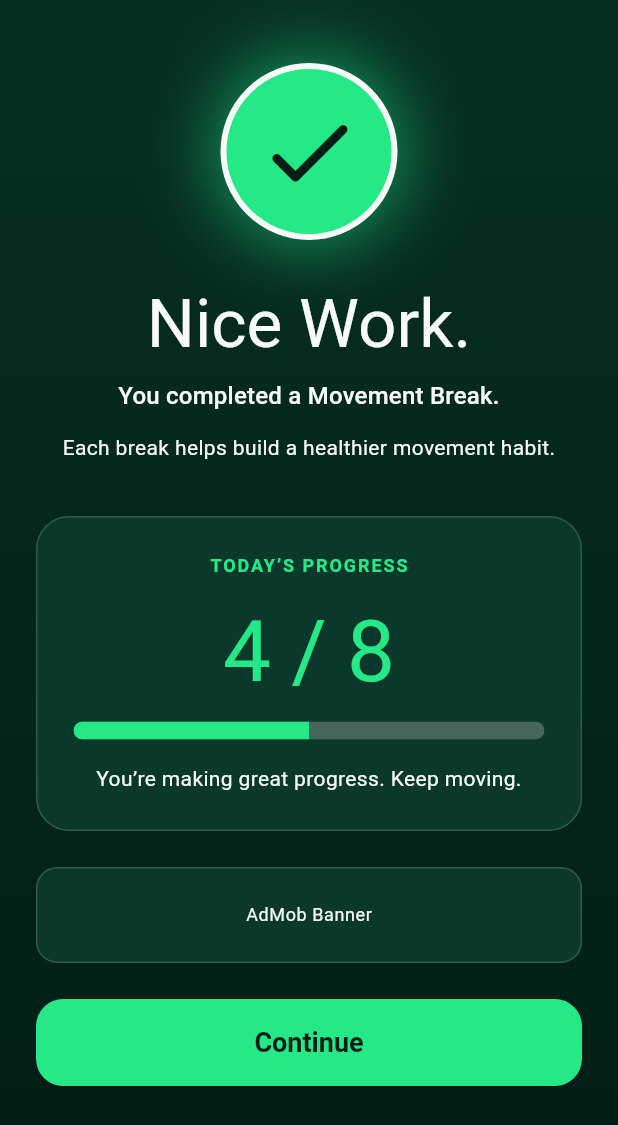
After one commit to smelinosky/movement-break, a Flutter app: the CompletionScreen screen opened directly, on a phone screen of 412 x 824 dp. The commit adds this screen. Shown: the top 1125 px of the screen. Run offline on Flutter 3.47's test engine with Material 3 defaults, Android fonts, the light colour scheme and no system bars; our stand-ins replace flutter_dotenv, youtube_player_iframe; Roboto replaces fonts that are missing (Arial).

Commit message:
Complete core MVP workflow with live YouTube integration

```diff
--- /dev/null
+++ b/lib/app/screens/completion/completion_screen.dart
@@ -0,0 +1,173 @@
+import 'package:flutter/material.dart';
+
+import '../../theme/app_colors.dart';
+
+class CompletionScreen extends StatelessWidget {
+  const CompletionScreen({
+    required this.completedBreaks,
+    required this.dailyGoal,
+    super.key,
+  });
+
+  final int completedBreaks;
+  final int dailyGoal;
+
+  @override
+  Widget build(BuildContext context) {
+    final theme = Theme.of(context);
+
+    final safeGoal = dailyGoal <= 0 ? 1 : dailyGoal;
+    final progress = (completedBreaks / safeGoal).clamp(0.0, 1.0);
+
+    return Scaffold(
+      body: Container(
+        width: double.infinity,
+        height: double.infinity,
+        decoration: const BoxDecoration(
+          gradient: LinearGradient(
+            begin: Alignment.topCenter,
+            end: Alignment.bottomCenter,
+            colors: [AppColors.background, AppColors.backgroundDark],
+          ),
+        ),
+        child: SafeArea(
+          child: SingleChildScrollView(
+            padding: const EdgeInsets.fromLTRB(24, 42, 24, 28),
+            child: Column(
+              children: [
+                _buildCheckMark(),
+                const SizedBox(height: 30),
+                Text(
+                  'Nice Work.',
+                  textAlign: TextAlign.center,
+                  style: theme.textTheme.displayMedium,
+                ),
+                const SizedBox(height: 10),
+                Text(
+                  'You completed a Movement Break.',
+                  textAlign: TextAlign.center,
+                  style: theme.textTheme.titleMedium,
+                ),
+                const SizedBox(height: 12),
+                Text(
+                  'Each break helps build a healthier movement habit.',
+                  textAlign: TextAlign.center,
+                  style: theme.textTheme.bodyMedium,
+                ),
+                const SizedBox(height: 36),
+                _buildProgressCard(context, progress: progress),
+                const SizedBox(height: 24),
+                _buildAdPlaceholder(context),
+                const SizedBox(height: 24),
+                ElevatedButton(
+                  onPressed: () {
+                    Navigator.popUntil(context, (route) => route.isFirst);
+                  },
+                  child: const Text('Continue'),
+                ),
+              ],
+            ),
+          ),
+        ),
+      ),
+    );
+  }
+
+  Widget _buildCheckMark() {
+    return Container(
+      width: 118,
+      height: 118,
+      decoration: BoxDecoration(
+        shape: BoxShape.circle,
+        color: AppColors.primaryGreen,
+        border: Border.all(color: AppColors.textPrimary, width: 4),
+        boxShadow: const [
+          BoxShadow(color: Color(0x8025E987), blurRadius: 38, spreadRadius: 7),
+        ],
+      ),
+      child: const Icon(
+        Icons.check_rounded,
+        size: 72,
+        color: AppColors.backgroundDark,
+      ),
+    );
+  }
+
+  Widget _buildProgressCard(BuildContext context, {required double progress}) {
+    final theme = Theme.of(context);
+
+    return Container(
+      width: double.infinity,
+      padding: const EdgeInsets.all(24),
+      decoration: BoxDecoration(
+        color: AppColors.surface,
+        borderRadius: BorderRadius.circular(22),
+        border: Border.all(color: AppColors.border),
+      ),
+      child: Column(
+        children: [
+          Text(
+            'TODAY’S PROGRESS',
+            style: theme.textTheme.bodySmall?.copyWith(
+              color: AppColors.primaryGreen,
+              fontWeight: FontWeight.w700,
+              letterSpacing: 1.3,
+            ),
+          ),
+          const SizedBox(height: 18),
+          Text(
+            '$completedBreaks / $dailyGoal',
+            style: theme.textTheme.displayLarge?.copyWith(
+              color: AppColors.primaryGreen,
+            ),
+          ),
+          const SizedBox(height: 14),
+          ClipRRect(
+            borderRadius: BorderRadius.circular(20),
+            child: LinearProgressIndicator(
+              value: progress,
+              minHeight: 12,
+              backgroundColor: AppColors.inactive,
+              color: AppColors.primaryGreen,
+            ),
+          ),
+          const SizedBox(height: 16),
+          Text(
+            _progressMessage(),
+            textAlign: TextAlign.center,
+            style: theme.textTheme.bodyMedium,
+          ),
+        ],
+      ),
+    );
+  }
+
+  String _progressMessage() {
+    if (completedBreaks >= dailyGoal) {
+      return 'You reached your movement goal today.';
+    }
+
+    if (completedBreaks >= dailyGoal / 2) {
+      return 'You’re making great progress. Keep moving.';
+    }
+
+    return 'A little movement can make a meaningful difference.';
+  }
+
+  Widget _buildAdPlaceholder(BuildContext context) {
+    final theme = Theme.of(context);
+
+    return Container(
+      width: double.infinity,
+      height: 64,
+      decoration: BoxDecoration(
+        color: AppColors.surface,
+        borderRadius: BorderRadius.circular(14),
+        border: Border.all(color: AppColors.border),
+      ),
+      child: Center(
+        child: Text('AdMob Banner', style: theme.textTheme.bodySmall),
+      ),
+    );
+  }
+}
--- a/lib/app/screens/video/video_screen.dart
+++ b/lib/app/screens/video/video_screen.dart
@@ -6,6 +6,7 @@ import 'package:youtube_player_iframe/youtube_player_iframe.dart';
 import '../../models/movement_video.dart';
 import '../../services/youtube_playlist_service.dart';
 import '../../theme/app_colors.dart';
+import '../completion/completion_screen.dart';
 
 class VideoScreen extends StatefulWidget {
   const VideoScreen({super.key});
@@ -158,8 +159,12 @@ class _VideoScreenState extends State<VideoScreen> {
       return;
     }
 
-    ScaffoldMessenger.of(context).showSnackBar(
-      const SnackBar(content: Text('Completion screen will open here.')),
+    Navigator.pushReplacement(
+      context,
+      MaterialPageRoute<void>(
+        builder: (context) =>
+            const CompletionScreen(completedBreaks: 4, dailyGoal: 8),
+      ),
     );
   }
 
@@ -246,7 +251,6 @@ class _VideoScreenState extends State<VideoScreen> {
             child: YoutubePlayer(controller: _controller, aspectRatio: 16 / 9),
           ),
           const SizedBox(height: 16),
-
           if (_currentVideo != null)
             Text(
               _currentVideo!.title,
@@ -255,12 +259,9 @@ class _VideoScreenState extends State<VideoScreen> {
               overflow: TextOverflow.ellipsis,
               style: theme.textTheme.titleMedium,
             ),
-
           const SizedBox(height: 20),
-
           TextButton(onPressed: _skipMovement, child: const Text('Skip')),
           const SizedBox(height: 8),
-
           OutlinedButton(
             onPressed: _isChangingVideo ? null : _chooseDifferentMovement,
             child: _isChangingVideo
@@ -272,13 +273,11 @@ class _VideoScreenState extends State<VideoScreen> {
                 : const Text('Choose a Different Movement'),
           ),
           const SizedBox(height: 12),
-
           ElevatedButton(
             onPressed: _completeMovement,
             child: const Text('Done'),
           ),
           const SizedBox(height: 18),
-
           Text(
             'Take your time. Move in a way that feels comfortable.',
             textAlign: TextAlign.center,
```
